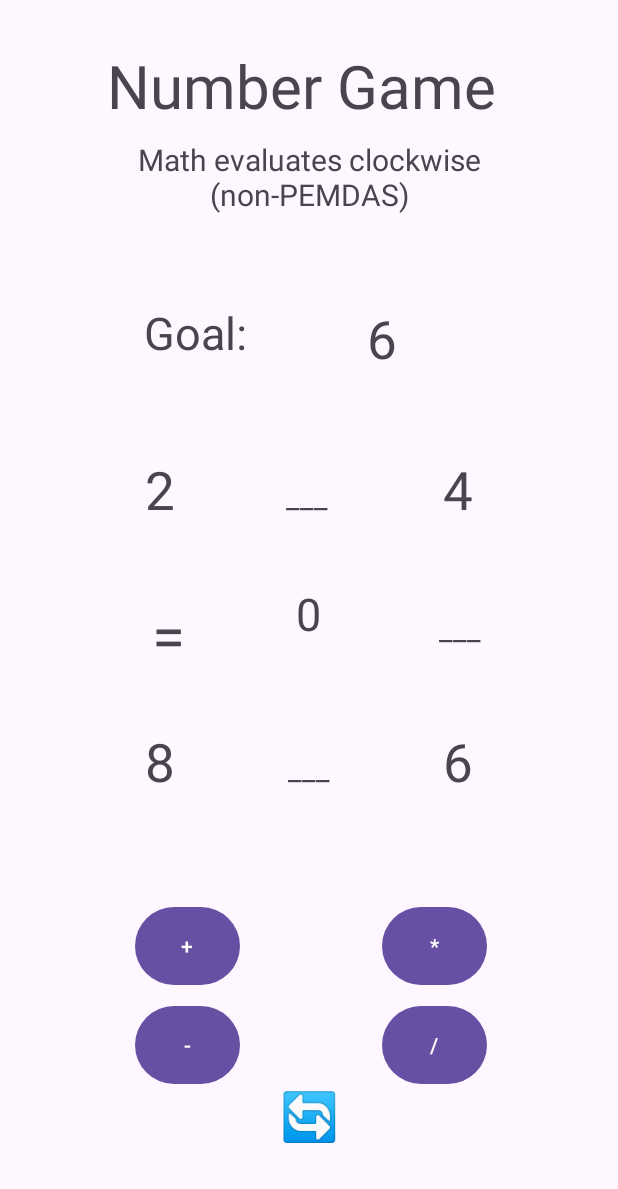
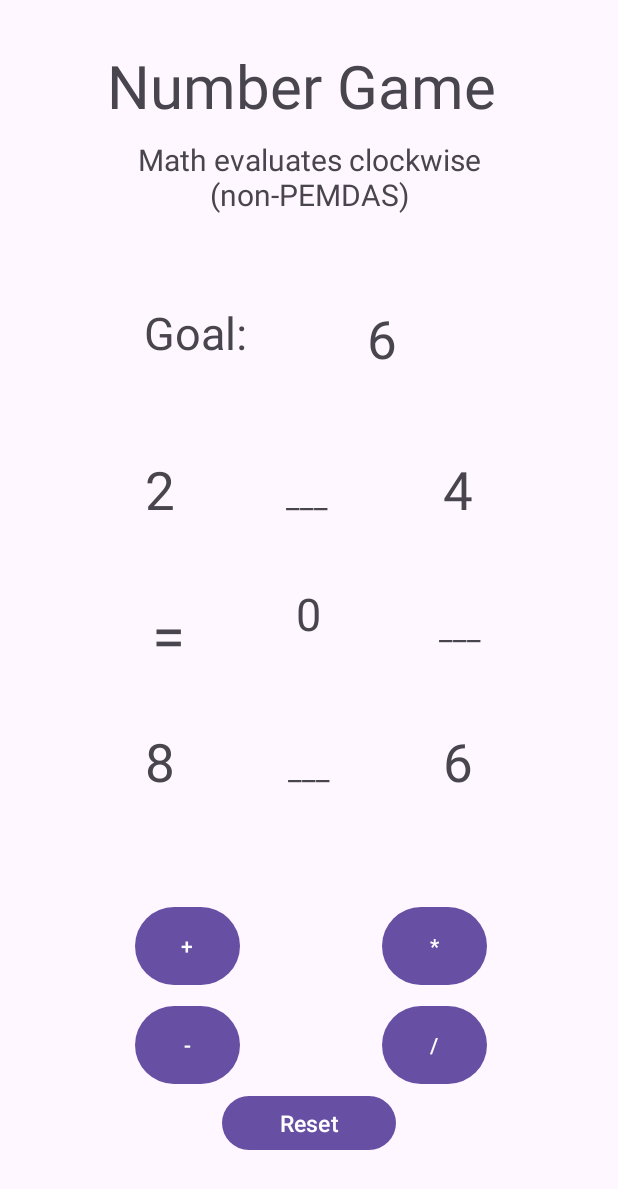
Before and after one commit to tcbrakefield2/kotlin_team_proj, an Android app: the screen it shows after launch (MainActivity), on a phone screen of 412 x 824 dp. Shown: the top 1189 px of the screen. Run offline under Robolectric (Android 15) with nearby library versions, the phone set to English and light mode, and no system bars.

Commit message:
Add files via upload
Game updated; complete functionality

```diff
--- a/term_proj_8/app/src/main/res/layout/activity_main.xml
+++ b/term_proj_8/app/src/main/res/layout/activity_main.xml
@@ -268,22 +268,15 @@
 
     <Button
         android:id="@+id/reset_btn"
-        android:layout_width="70dp"
-        android:layout_height="62dp"
-        android:layout_marginStart="183dp"
-        android:layout_marginTop="678dp"
-        android:layout_marginEnd="183dp"
-        android:layout_marginBottom="16dp"
-        android:layout_weight="1"
-        android:autoSizeTextType="uniform"
-        android:background = "@android:color/transparent"
-        android:gravity="center_horizontal"
-        android:maxLines="1"
-        android:paddingStart="8dp"
-        android:paddingEnd="8dp"
-        android:text="🔄"
+        android:layout_width="116dp"
+        android:layout_height="44dp"
+        android:layout_marginStart="147dp"
+        android:layout_marginTop="680dp"
+        android:layout_marginEnd="148dp"
+        android:layout_marginBottom="7dp"
+        android:text="Reset"
         android:textAlignment="center"
-        android:textSize="20sp"
+        android:textSize="15sp"
         app:layout_constraintBottom_toBottomOf="parent"
         app:layout_constraintEnd_toEndOf="parent"
         app:layout_constraintStart_toStartOf="parent"
```
Also changed, not shown: term_proj_8/app/src/main/java/com/example/term_proj_8/MainActivity.kt (+74 -1 lines).
